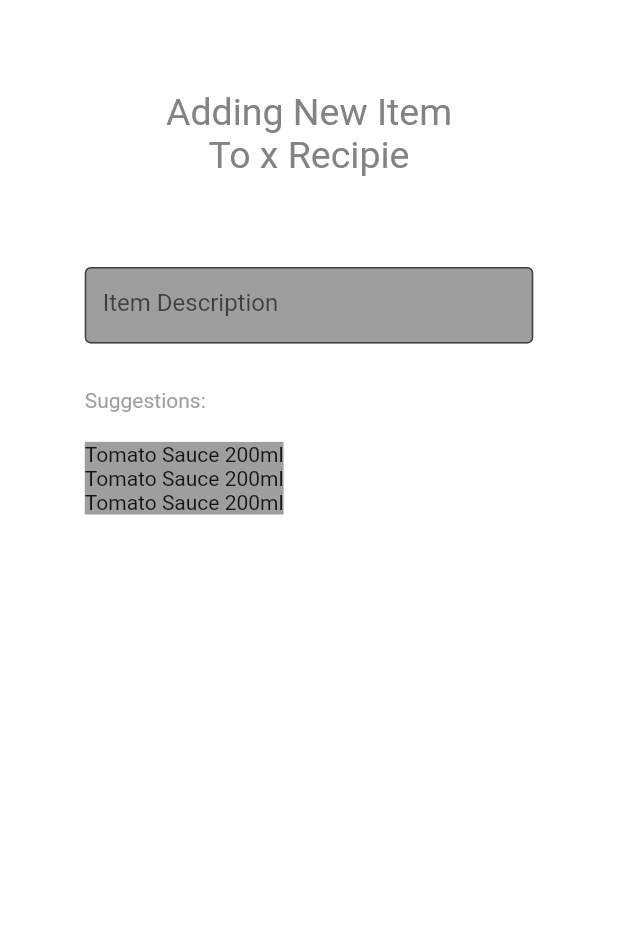
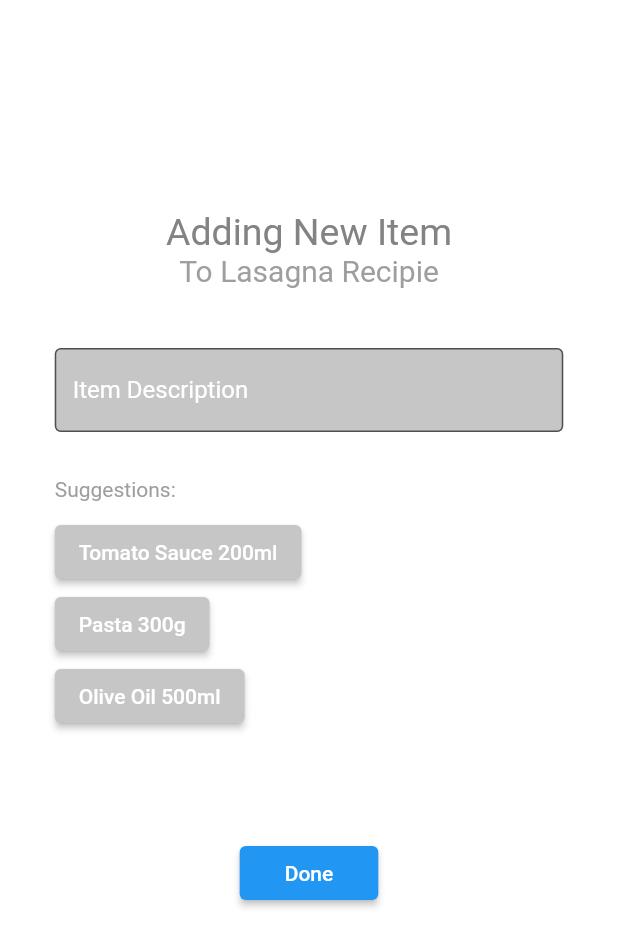
Before and after one commit to Tomasneves/IPM-Group19, a Flutter app: the RecipesListView screen opened directly, on a phone screen of 412 x 824 dp. Shown: the top 947 px of the screen. Run offline on Flutter 3.47's test engine with Material 2 defaults, Android fonts, the phone set to English and light mode, and no system bars; our stand-ins replace stacked, stacked_core, stacked_services; missing offline and left inert: dart:ffi.

Commit message:
Tomas progress

```diff
--- a/shared_shopping_list/lib/UI/screens/recipes_list/recipes_list_view.dart
+++ b/shared_shopping_list/lib/UI/screens/recipes_list/recipes_list_view.dart
@@ -1,3 +1,5 @@
+import 'dart:ffi';
+
 import 'package:flutter/material.dart';
 import 'package:shared_shopping_list/UI/screens/recipes_list/recipes_list_viewmodel.dart';
 import 'package:shared_shopping_list/UI/global/green_button.dart';
@@ -18,11 +20,13 @@ class RecipesListView extends ViewModelBuilderWidget<RecipesListViewModel> {
   Widget builder(
       BuildContext context, RecipesListViewModel viewModel, Widget? child) {
     return Scaffold(
-      body: SafeArea(
-        bottom: false,
+      body: Container(
+        alignment: Alignment.topCenter,
         child: SingleChildScrollView(
+          child: SizedBox(
+            width: 339,
             child: Column(children: [
-            const SizedBox(height: 60),
+              const SizedBox(height: 140),
               Row(
                 mainAxisAlignment: MainAxisAlignment.spaceAround,
                 children: [
@@ -32,54 +36,85 @@ class RecipesListView extends ViewModelBuilderWidget<RecipesListViewModel> {
               Row(
                 mainAxisAlignment: MainAxisAlignment.spaceAround,
                 children: [
-                const ScreenHeader(text: 'To x Recipie'),
+                  Text(
+                    'To Lasagna Recipie',
+                    style: TextStyle(color: Colors.grey, fontSize: 20),
+                  ),
                 ],
               ),
-            const SizedBox(height: 60),
+              const SizedBox(height: 40),
               const SizedBox(
-              width: 299,
+                width: 339,
                 child: TextField(
-                style: TextStyle(height: 0.7),
+                  style: TextStyle(height: 1),
                   decoration: InputDecoration(
                     border: OutlineInputBorder(
-                      borderSide: BorderSide(width: 3, color: Colors.grey)),
+                        borderSide: BorderSide(width: 3, color: Colors.white)),
                     hintText: 'Item Description',
+                    hintStyle: TextStyle(color: Colors.white),
                     filled: true,
-                  fillColor: Colors.grey,
+                    fillColor: Color.fromARGB(255, 198, 198, 198),
                   ),
                 ),
               ),
               const SizedBox(height: 30),
               const SizedBox(
-              width: 299,
+                width: 339,
                 child: const Text(
                   'Suggestions:',
                   style: TextStyle(color: Colors.grey),
                 ),
               ),
-            const SizedBox(height: 20),
-            const SizedBox(
-              width: 299,
-              child: Text(
-                'Tomato Sauce 200ml',
-                style: TextStyle(backgroundColor: Colors.grey),
+              const SizedBox(height: 10),
+              Row(
+                children: [
+                  ElevatedButton(
+                    style: ElevatedButton.styleFrom(
+                      primary: Color.fromARGB(255, 198, 198, 198),
                     ),
+                    onPressed: () {},
+                    child: const Text('Tomato Sauce 200ml'),
                   ),
-            const SizedBox(
-              width: 299,
-              child: Text(
-                'Tomato Sauce 200ml',
-                style: TextStyle(backgroundColor: Colors.grey),
+                ],
               ),
+              Row(
+                children: [
+                  ElevatedButton(
+                    style: ElevatedButton.styleFrom(
+                      primary: Color.fromARGB(255, 198, 198, 198),
                     ),
-            const SizedBox(
-              width: 299,
-              child: Text(
-                'Tomato Sauce 200ml',
-                style: TextStyle(backgroundColor: Colors.grey),
+                    onPressed: () {},
+                    child: const Text('Pasta 300g'),
                   ),
+                ],
+              ),
+              Row(
+                children: [
+                  ElevatedButton(
+                    style: ElevatedButton.styleFrom(
+                      primary: Color.fromARGB(255, 198, 198, 198),
+                    ),
+                    onPressed: () {},
+                    child: const Text('Olive Oil 500ml'),
+                  ),
+                ],
+              ),
+              SizedBox(height: 70),
+              Row(
+                mainAxisAlignment: MainAxisAlignment.spaceAround,
+                children: [
+                  ElevatedButton(
+                    style: ElevatedButton.styleFrom(
+                      primary: Colors.blue,
+                      padding: const EdgeInsets.fromLTRB(30, 10, 30, 10),
+                    ),
+                    onPressed: () {},
+                    child: const Text('Done'),
+                  ),
+                ],
               ),
             ]),
+          ),
         ),
       ),
     );
```
Also changed, not shown: shared_shopping_list/lib/UI/screens/home/home_view.dart (+7 -2 lines), shared_shopping_list/lib/UI/screens/settings/settings_view.dart (+72 -5 lines), shared_shopping_list/pubspec.yaml (+1 -6 lines), shared_shopping_list/pubspec.lock. Lines whose indentation alone changed are shown as unchanged.
